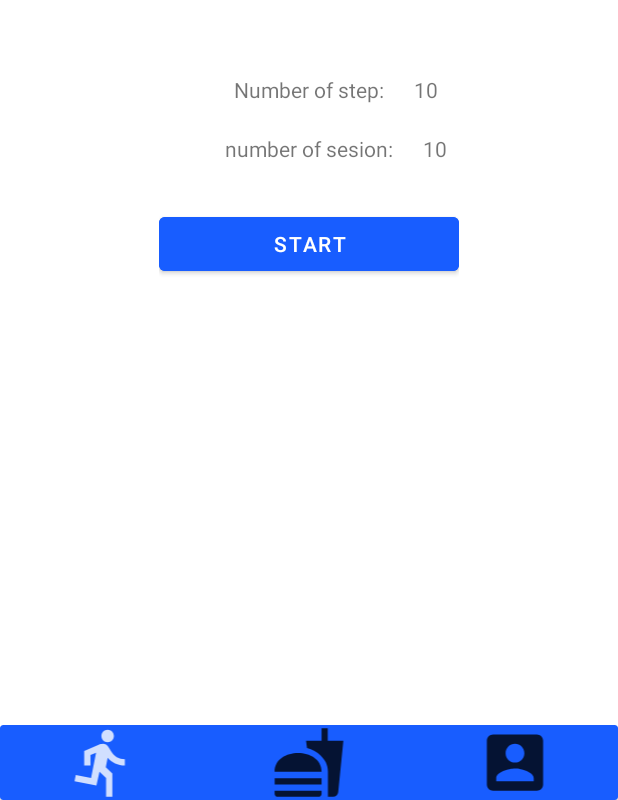
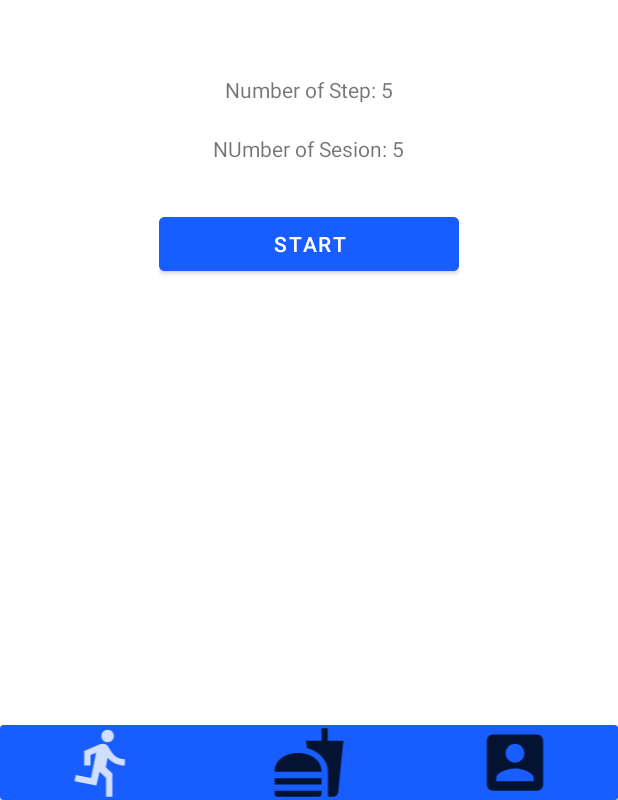
Before and after one commit to Sport-appalication/sport_app, an Android app: the AppPageActivity2 screen opened directly, with no data from a screen before it, after a tap on "START", on a phone screen of 412 x 824 dp, the part 436-1236 px from its top. Run offline under Robolectric (Android 15) with nearby library versions, the phone set to English and light mode, and no system bars.

Commit message:
beta3contunue
update timer

```diff
--- a/app/src/main/java/com/example/sport/Sport.java
+++ b/app/src/main/java/com/example/sport/Sport.java
@@ -4,8 +4,8 @@ public class Sport {
     private String name;
     private String description;
     private String imageUrl;
-    private int numberofsesion;
-    private int numberofstep;
+    private int numberofsesion = 5;
+    private int numberofstep = 5;
     private int icon;
 
     public Sport(String name, String description,String imageUrl,int icon) {
--- a/app/src/main/java/com/example/sport/SportViewActivity.java
+++ b/app/src/main/java/com/example/sport/SportViewActivity.java
@@ -19,7 +19,7 @@ public class SportViewActivity extends AppCompatActivity implements View.OnClick
     private static Sport sport;
     private ImageView exercise,food,profil;
     Intent intent;
-    private long startTime = 300000;
+    private long startTime = 3000;
     private CountDownTimer countDownTimer;
     private boolean timerRunning = false;
     private long timeLeft = startTime;
@@ -27,8 +27,11 @@ public class SportViewActivity extends AppCompatActivity implements View.OnClick
     private Button stop;
     private Button finish;
     private TextView timer;
+    private TextView sesionView;
     private RelativeLayout detail;
     private RelativeLayout started;
+    private int sesionCount;
+    int cunumofsesion = 1;
     public static void setSportView(Sport sport) {
         SportViewActivity.sport = sport;
     }
@@ -45,14 +48,16 @@ public class SportViewActivity extends AppCompatActivity implements View.OnClick
         food.setOnClickListener(this);
         profil.setOnClickListener(this);
         exercise.setImageResource(R.drawable.exercise_selected_icon);
-        sport.setNumberofsesion(10);
-        sport.setNumberofstep(10);
+        sport.setNumberofsesion(5);
+        sport.setNumberofstep(5);
         sportname = findViewById(R.id.title);
-        numberofseion = findViewById(R.id.numberofsesion);
-        numberofstep = findViewById(R.id.numberofstep);
+        numberofseion = findViewById(R.id.textsesion);
+        numberofstep = findViewById(R.id.textStep);
         sportname.setText(sport.getName());
-        numberofstep.setText(""+sport.getNumberofstep());
-        numberofseion.setText(""+sport.getNumberofsesion());
+        sesionCount = sport.getNumberofsesion();
+        sesionView = findViewById(R.id.sesioncount);
+        numberofstep.setText("Number of Step: "+sport.getNumberofstep());
+        numberofseion.setText("NUmber of Sesion: "+sport.getNumberofsesion());
         start = findViewById(R.id.startbtm);
         timer = findViewById(R.id.timertext);
         detail = findViewById(R.id.sportdetails);
@@ -70,11 +75,7 @@ public class SportViewActivity extends AppCompatActivity implements View.OnClick
         stop.setOnClickListener(new View.OnClickListener() {
             @Override
             public void onClick(View view) {
-                //startTime();
-                countDownTimer.cancel();
-                detail.setVisibility(View.VISIBLE);
-                started.setVisibility(View.INVISIBLE);
-                timer.setText("");
+                restart();
             }
         });
         finish.setOnClickListener(new View.OnClickListener() {
@@ -115,7 +116,15 @@ public class SportViewActivity extends AppCompatActivity implements View.OnClick
 
             @Override
             public void onFinish() {
-                finish.setVisibility(View.VISIBLE);
+                if(sesionCount >0) {
+                    updatesesion();
+                    finish.setVisibility(View.VISIBLE);
+                }
+                else{
+                    timer.setText("well done exerces over");
+                    stop.setText("Done");
+                }
+                sesionCount--;
             }
         }.start();
     }
@@ -123,7 +132,20 @@ public class SportViewActivity extends AppCompatActivity implements View.OnClick
         int minute = (int) (timeLeft /1000) / 60;
         int seconds = (int) (timeLeft /1000) % 60;
         String timertext = String.format(Locale.getDefault(),"%02d : %02d",minute,seconds);
-        timertext = "cool down \n" +"    "+ timertext;
+        timertext = "cool down \n" +"   "+ timertext;
         timer.setText(timertext);
     }
+    public void  restart(){
+        countDownTimer.cancel();
+        detail.setVisibility(View.VISIBLE);
+        started.setVisibility(View.INVISIBLE);
+        timer.setText("");
+        finish.setVisibility(View.VISIBLE);
+        sesionView.setText("Sesion: 1");
+        stop.setText("stop");
+    }
+    public void updatesesion(){
+        cunumofsesion = (sport.getNumberofsesion() - sesionCount) + 1;
+        sesionView.setText("Sesion: " + cunumofsesion);
+    }
 }
--- a/app/src/main/res/layout/activity_sport_view.xml
+++ b/app/src/main/res/layout/activity_sport_view.xml
@@ -27,47 +27,30 @@
             android:layout_below="@id/title"
             android:layout_marginTop="20dp"
             android:src="@mipmap/ic_launcher" />
+
         <RelativeLayout
+            android:id="@+id/sportdetails"
             android:layout_width="wrap_content"
             android:layout_height="wrap_content"
-            android:id="@+id/sportdetails"
             android:layout_below="@+id/exerciseImage"
             android:layout_centerHorizontal="true">
+
             <TextView
-        android:layout_marginTop="50dp"
+                android:id="@+id/textStep"
                 android:layout_width="wrap_content"
                 android:layout_height="wrap_content"
-        android:text="Number of step:"
-        android:id="@+id/textStep"
-        android:layout_centerHorizontal="true"/>
+                android:layout_centerHorizontal="true"
+                android:layout_marginTop="50dp"
+                android:text="Number of step:" />
 
             <TextView
+                android:id="@+id/textsesion"
                 android:layout_width="wrap_content"
                 android:layout_height="wrap_content"
-        android:layout_alignBottom="@+id/textStep"
-        android:layout_marginLeft="20dp"
-        android:layout_toRightOf="@id/textStep"
-        android:text="10"
-        android:id="@+id/numberofstep"/>
-    <TextView
-        android:layout_width="wrap_content"
-        android:layout_height="wrap_content"
-        android:text="number of sesion:"
-        android:id="@+id/textsesion"
                 android:layout_below="@+id/textStep"
                 android:layout_centerHorizontal="true"
-        android:layout_marginTop="20dp" />
-
-    <TextView
-        android:id="@+id/numberofsesion"
-        android:layout_width="wrap_content"
-        android:layout_height="wrap_content"
-        android:layout_alignBottom="@+id/textsesion"
-        android:layout_centerHorizontal="true"
-        android:layout_marginLeft="20dp"
-        android:layout_toRightOf="@+id/textsesion"
-        android:text="5" />
-
+                android:layout_marginTop="20dp"
+                android:text="number of sesion:" />
             <Button
                 android:id="@+id/startbtm"
                 android:layout_width="200dp"
@@ -100,7 +83,7 @@
                 android:layout_height="wrap_content"
                 android:layout_centerHorizontal="true"
                 android:text=""
-                android:textColor="@color/black"
+                android:textColor="@color/blue2"
                 android:textSize="30dp"
                 android:textStyle="bold"
                 android:layout_marginTop="30dp"
--- a/app/src/main/res/layout/activity_user_profil.xml
+++ b/app/src/main/res/layout/activity_user_profil.xml
@@ -24,7 +24,7 @@
         android:id="@+id/username"/>
     <androidx.recyclerview.widget.RecyclerView
         android:layout_width="match_parent"
-        android:layout_height="wrap_content"
+        android:layout_height="match_parent"
         android:layout_below="@+id/username"
         android:layout_marginTop="30dp"
         android:id="@+id/usersetting"
--- a/app/src/main/res/layout/sport_item.xml
+++ b/app/src/main/res/layout/sport_item.xml
@@ -9,7 +9,7 @@
     <androidx.cardview.widget.CardView
         android:layout_width="match_parent"
         android:layout_height="200dp"
-        android:backgroundTint="@color/purple_200"
+        android:backgroundTint="@color/blue2"
         app:cardCornerRadius="20dp">
         <ImageView
             android:layout_width="match_parent"
--- a/app/src/main/res/layout/username.xml
+++ b/app/src/main/res/layout/username.xml
@@ -10,7 +10,7 @@
     <androidx.cardview.widget.CardView
         android:layout_width="match_parent"
         android:layout_height="wrap_content"
-        android:backgroundTint="@color/blue"
+        android:backgroundTint="@color/blue2"
         app:cardCornerRadius="20dp">
         <RelativeLayout
             android:layout_width="match_parent"
@@ -28,7 +28,7 @@
                 android:textSize="30dp"
                 android:layout_centerHorizontal="true"
                 android:layout_centerVertical="true"
-                android:textColor="@color/black"
+                android:textColor="@color/white"
                 android:textAllCaps="true"
                 android:id="@+id/settingtxt"/>
             <ImageView
--- a/app/src/main/res/values/colors.xml
+++ b/app/src/main/res/values/colors.xml
@@ -8,4 +8,5 @@
     <color name="black">#000000</color>
     <color name="white">#FFFFFFFF</color>
     <color name="blue">#185DFF</color>
+    <color name="blue2">#002375</color>
 </resources>
```
Lines whose indentation alone changed are shown as unchanged.
